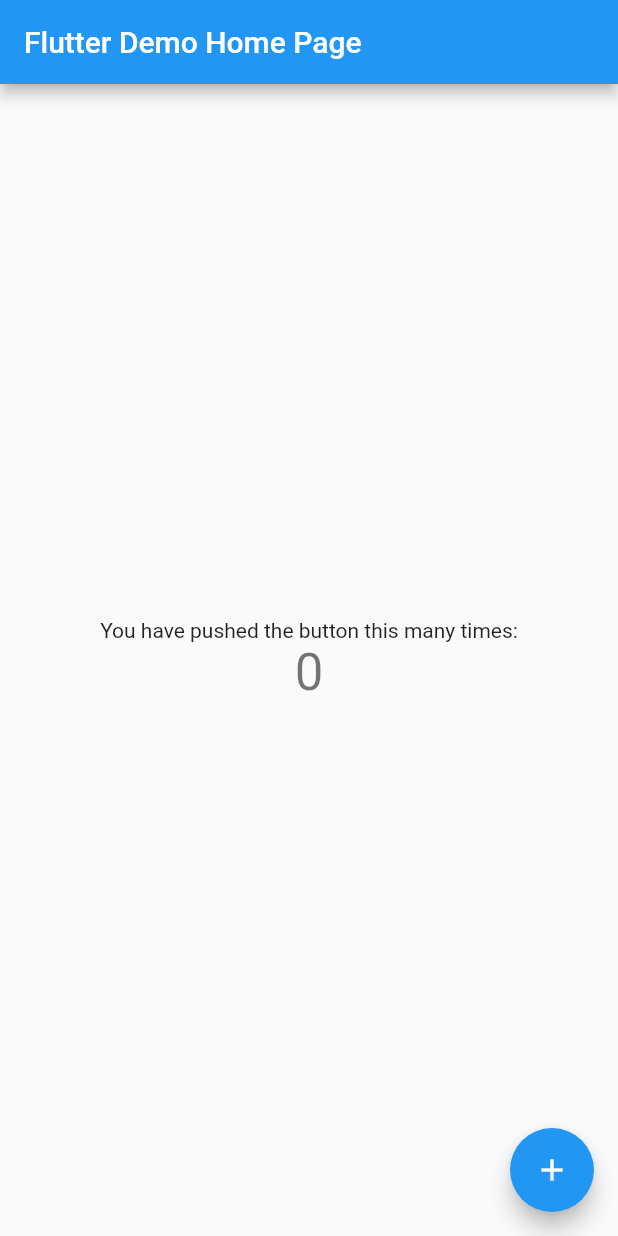
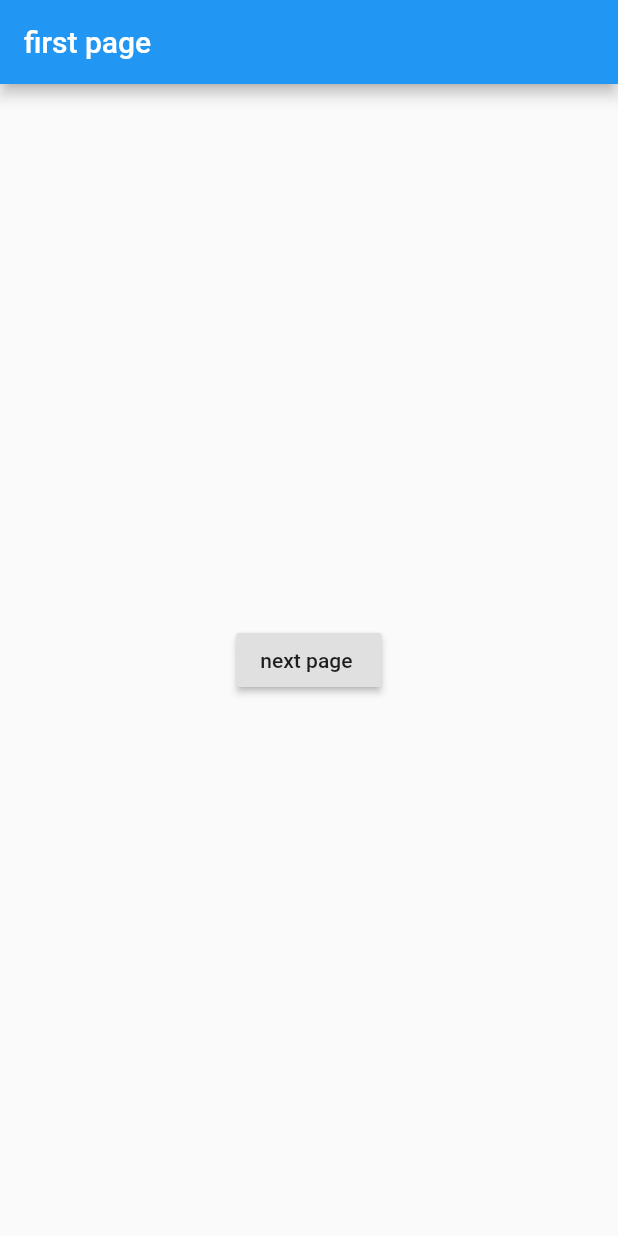
Before and after one commit to 19980410/flutter_study, a Flutter app: the screen it shows after launch, on a phone screen of 412 x 824 dp. Run offline on Flutter 3.47's test engine with Material 2 defaults, Android fonts, the phone set to English and light mode, and no system bars.

Commit message:
p43-45 画面遷移について、flutterは遷移というよりは上に積み重なってく、おもしro

```diff
--- a/lib/main.dart
+++ b/lib/main.dart
@@ -20,92 +20,44 @@ class MyApp extends StatelessWidget {
         // is not restarted.
         primarySwatch: Colors.blue,
       ),
-      home: MyHomePage(title: 'Flutter Demo Home Page'),
+      home: FirstPage(),
     );
   }
 }
 
-class MyHomePage extends StatefulWidget {
-  MyHomePage({Key key, this.title}) : super(key: key);
-
-  // This widget is the home page of your application. It is stateful, meaning
-  // that it has a State object (defined below) that contains fields that affect
-  // how it looks.
-
-  // This class is the configuration for the state. It holds the values (in this
-  // case the title) provided by the parent (in this case the App widget) and
-  // used by the build method of the State. Fields in a Widget subclass are
-  // always marked "final".
-
-  final String title;
-
-  @override
-  _MyHomePageState createState() => _MyHomePageState();
+class FirstPage extends StatelessWidget {
+  Widget build(BuildContext context){
+    return Scaffold(
+      appBar: AppBar(title: const Text("first page ")),
+      body: Center(
+        child: RaisedButton(
+          onPressed: (){
+            Navigator.push(
+              context,
+              MaterialPageRoute(builder: (context){
+                return SecondPage();
+              }),
+            );
+          },
+          child: Text("next page "),
+          ),
+        ),
+      );
+  }
 }
 
-class _MyHomePageState extends State<MyHomePage> {
-  int _counter = 0;
-
-  void _incrementCounter() {
-    setState(() {
-      // This call to setState tells the Flutter framework that something has
-      // changed in this State, which causes it to rerun the build method below
-      // so that the display can reflect the updated values. If we changed
-      // _counter without calling setState(), then the build method would not be
-      // called again, and so nothing would appear to happen.
-      _counter++;
-    });
-  }
-
-  @override
+class SecondPage extends StatelessWidget{
   Widget build(BuildContext context) {
-    // This method is rerun every time setState is called, for instance as done
-    // by the _incrementCounter method above.
-    //
-    // The Flutter framework has been optimized to make rerunning build methods
-    // fast, so that you can just rebuild anything that needs updating rather
-    // than having to individually change instances of widgets.
     return Scaffold(
-      appBar: AppBar(
-        // Here we take the value from the MyHomePage object that was created by
-        // the App.build method, and use it to set our appbar title.
-        title: Text(widget.title),
-      ),
-      body: Center(
-        // Center is a layout widget. It takes a single child and positions it
-        // in the middle of the parent.
-        child: Column(
-          // Column is also a layout widget. It takes a list of children and
-          // arranges them vertically. By default, it sizes itself to fit its
-          // children horizontally, and tries to be as tall as its parent.
-          //
-          // Invoke "debug painting" (press "p" in the console, choose the
-          // "Toggle Debug Paint" action from the Flutter Inspector in Android
-          // Studio, or the "Toggle Debug Paint" command in Visual Studio Code)
-          // to see the wireframe for each widget.
-          //
-          // Column has various properties to control how it sizes itself and
-          // how it positions its children. Here we use mainAxisAlignment to
-          // center the children vertically; the main axis here is the vertical
-          // axis because Columns are vertical (the cross axis would be
-          // horizontal).
-          mainAxisAlignment: MainAxisAlignment.center,
-          children: <Widget>[
-            Text(
-              'You have pushed the button this many times:',
-            ),
-            Text(
-              '$_counter',
-              style: Theme.of(context).textTheme.display1,
-            ),
-          ],
+      appBar: AppBar(title: const Text("second page")),
+      body:  Center(
+        child: RaisedButton(
+            onPressed: (){
+              Navigator.pop(context);
+            },
+            child: Text("go back "),
+          ),
         ),
-      ),
-      floatingActionButton: FloatingActionButton(
-        onPressed: _incrementCounter,
-        tooltip: 'Increment',
-        child: Icon(Icons.add),
-      ), // This trailing comma makes auto-formatting nicer for build methods.
     );
   }
 }
```
